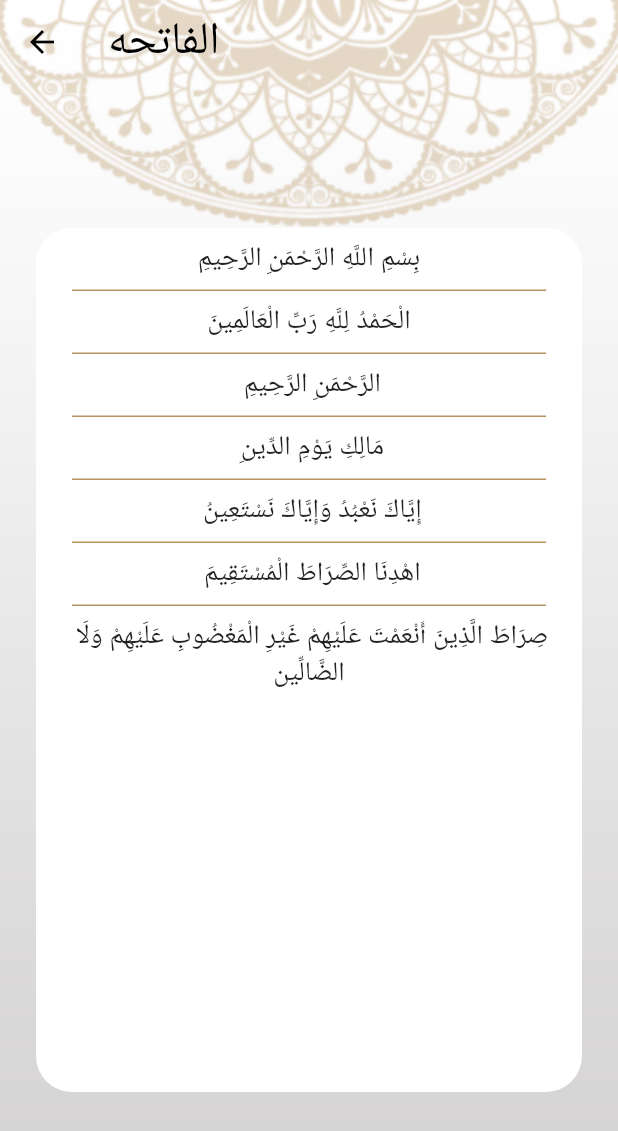
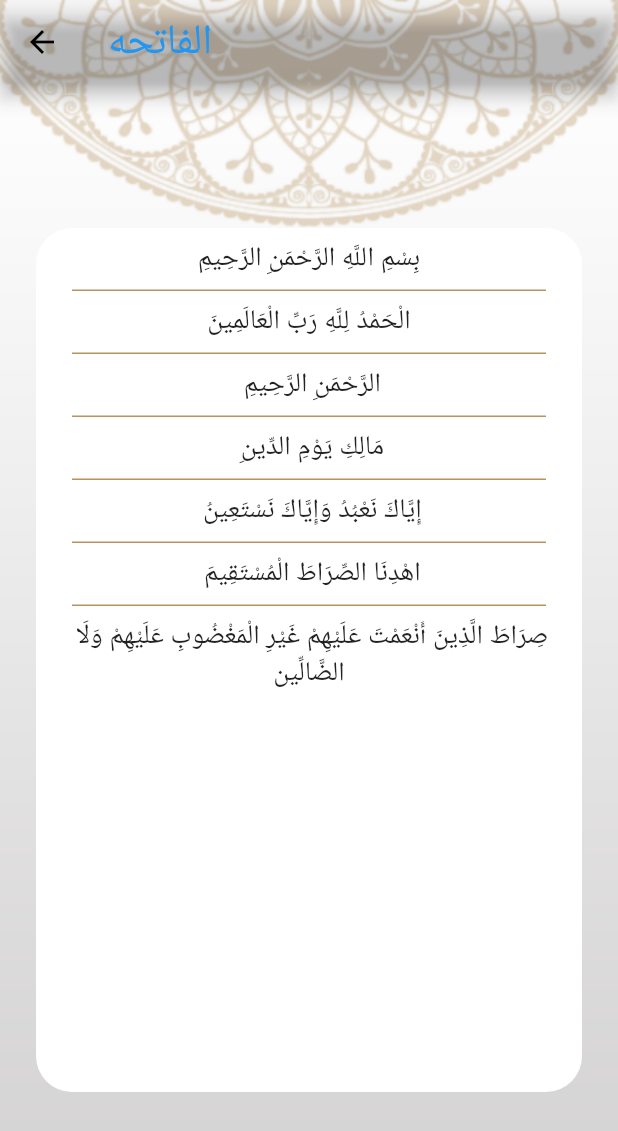
Before and after one commit to mohamednabiltraining/islami-sun-c4, a Flutter app: the screen it shows after launch, after a tap on "الفاتحه", on a phone screen of 412 x 824 dp. Shown: the top 1131 px of the screen. Run offline on Flutter 3.47's test engine with Material 2 defaults, Android fonts, the phone set to English and light mode, and no system bars.

Commit message:
some changes

```diff
--- a/lib/home/HomeScreen.dart
+++ b/lib/home/HomeScreen.dart
@@ -27,7 +27,7 @@ class _HomeScreenState extends State<HomeScreen> {
         Scaffold(
           backgroundColor: Colors.transparent,
           appBar: AppBar(
-            title: Text('Islami'),
+            title: Text('اسلامي'),
           ),
           bottomNavigationBar: Theme(
             data: Theme.of(context)
@@ -42,7 +42,7 @@ class _HomeScreenState extends State<HomeScreen> {
               items: [
                 BottomNavigationBarItem(
                     icon: ImageIcon(AssetImage('assets/images/ic_quran.png')),
-                    label: 'Quran'),
+                    label: 'قران'),
                 BottomNavigationBarItem(
                     icon: ImageIcon(AssetImage('assets/images/ic_hadeth.png')),
                     label: 'hadeth'),
@@ -63,5 +63,7 @@ class _HomeScreenState extends State<HomeScreen> {
     );
   }
 
+  void testFunction() {}
+
   List<Widget> views = [QuranTab(), HadethTab(), TasbehTab(), RadioTab()];
 }
--- a/lib/home/radio/RadioTab.dart
+++ b/lib/home/radio/RadioTab.dart
@@ -4,7 +4,7 @@ class RadioTab extends StatelessWidget {
   @override
   Widget build(BuildContext context) {
     return Container(
-      color: Colors.yellow,
+      color: Colors.white,
     );
   }
 }
--- a/lib/main.dart
+++ b/lib/main.dart
@@ -30,11 +30,11 @@ class MyApp extends StatelessWidget {
         appBarTheme: AppBarTheme(
             iconTheme: IconThemeData(color: Colors.black),
             titleTextStyle: TextStyle(
-              color: Colors.black,
-              fontSize: 30,
+              color: Colors.blue,
+              fontSize: 28,
             ),
             color: Colors.transparent,
-            elevation: 0),
+            elevation: 5),
         primaryColor: MyThemeData.primaryColor,
       ),
       routes: {
```
